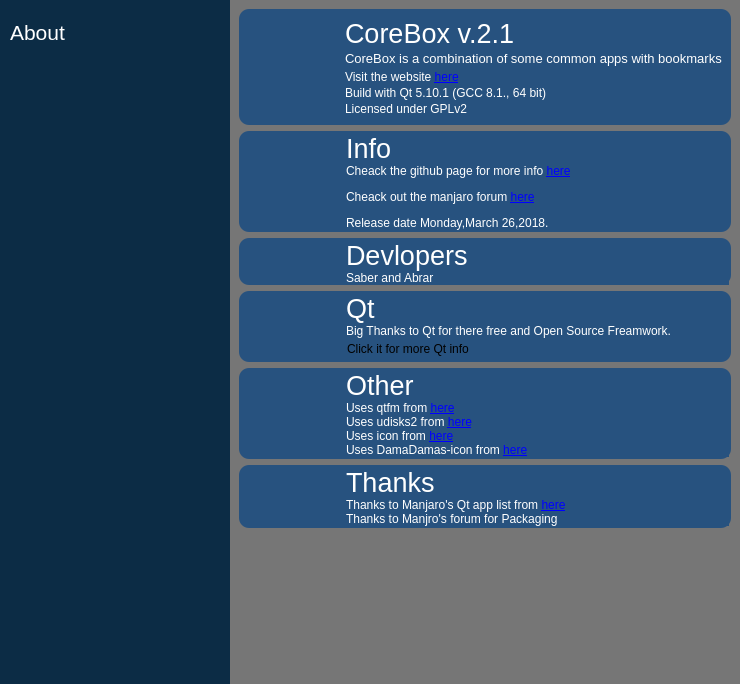
The window that app/about/about.ui (rahmanshaber/corebox) describes before a commit, drawn with Qt 5.
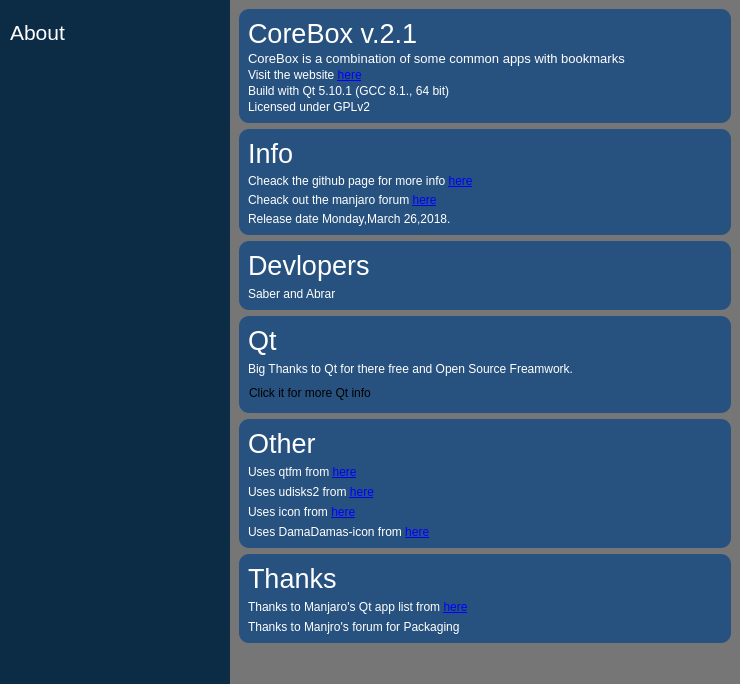
The same window after the commit. Icons and pictures are not drawn.

```diff
--- a/app/about/about.ui
+++ b/app/about/about.ui
@@ -181,68 +181,14 @@
          <property name="verticalSpacing">
           <number>2</number>
          </property>
-         <item row="0" column="0" rowspan="6">
-          <widget class="QPushButton" name="pushButton">
-           <property name="maximumSize">
-            <size>
-             <width>100</width>
-             <height>100</height>
-            </size>
-           </property>
-           <property name="text">
-            <string/>
-           </property>
-           <property name="icon">
-            <iconset resource="../icons.qrc">
-             <normaloff>:/icons/Box.svg</normaloff>:/icons/Box.svg</iconset>
-           </property>
-           <property name="iconSize">
-            <size>
-             <width>100</width>
-             <height>100</height>
-            </size>
-           </property>
-           <property name="flat">
-            <bool>true</bool>
-           </property>
-          </widget>
-         </item>
-         <item row="1" column="1">
-          <widget class="QLabel" name="label_2">
-           <property name="font">
-            <font>
-             <pointsize>10</pointsize>
-            </font>
-           </property>
-           <property name="text">
-            <string>CoreBox is a combination of some common apps with bookmarks</string>
-           </property>
-          </widget>
-         </item>
-         <item row="3" column="1">
-          <widget class="QLabel" name="label_19">
-           <property name="text">
-            <string>&lt;html&gt;&lt;head/&gt;&lt;body&gt;&lt;p&gt;Visit the website &lt;a href=&quot;https://github.com/rahmanshaber/corebox&quot;&gt;&lt;span style=&quot; text-decoration: underline; color:#0000ff;&quot;&gt;here&lt;/span&gt;&lt;/a&gt;&lt;/p&gt;&lt;/body&gt;&lt;/html&gt;</string>
-           </property>
-           <property name="margin">
-            <number>0</number>
-           </property>
-           <property name="indent">
-            <number>0</number>
-           </property>
-           <property name="openExternalLinks">
-            <bool>true</bool>
-           </property>
-          </widget>
-         </item>
-         <item row="5" column="1">
+         <item row="4" column="0">
           <widget class="QLabel" name="label_4">
            <property name="text">
             <string>Licensed under GPLv2</string>
            </property>
           </widget>
          </item>
-         <item row="0" column="1">
+         <item row="0" column="0">
           <widget class="QLabel" name="label">
            <property name="font">
             <font>
@@ -257,7 +203,35 @@
            </property>
           </widget>
          </item>
-         <item row="4" column="1">
+         <item row="1" column="0">
+          <widget class="QLabel" name="label_2">
+           <property name="font">
+            <font>
+             <pointsize>10</pointsize>
+            </font>
+           </property>
+           <property name="text">
+            <string>CoreBox is a combination of some common apps with bookmarks</string>
+           </property>
+          </widget>
+         </item>
+         <item row="2" column="0">
+          <widget class="QLabel" name="label_19">
+           <property name="text">
+            <string>&lt;html&gt;&lt;head/&gt;&lt;body&gt;&lt;p&gt;Visit the website &lt;a href=&quot;https://github.com/rahmanshaber/corebox&quot;&gt;&lt;span style=&quot; text-decoration: underline; color:#0000ff;&quot;&gt;here&lt;/span&gt;&lt;/a&gt;&lt;/p&gt;&lt;/body&gt;&lt;/html&gt;</string>
+           </property>
+           <property name="margin">
+            <number>0</number>
+           </property>
+           <property name="indent">
+            <number>0</number>
+           </property>
+           <property name="openExternalLinks">
+            <bool>true</bool>
+           </property>
+          </widget>
+         </item>
+         <item row="3" column="0">
           <widget class="QLabel" name="label_10">
            <property name="text">
             <string>Build with Qt 5.10.1 (GCC 8.1., 64 bit)</string>
@@ -268,7 +242,13 @@
        </widget>
       </item>
       <item>
-       <widget class="QFrame" name="info">
+       <widget class="QFrame" name="infos">
+        <property name="sizePolicy">
+         <sizepolicy hsizetype="Preferred" vsizetype="Minimum">
+          <horstretch>0</horstretch>
+          <verstretch>0</verstretch>
+         </sizepolicy>
+        </property>
         <property name="styleSheet">
          <string notr="true">QFrame{
 background-color: #27527F;
@@ -283,51 +263,17 @@
          <enum>QFrame::Raised</enum>
         </property>
         <layout class="QGridLayout" name="gridLayout_6">
-         <property name="leftMargin">
-          <number>2</number>
-         </property>
-         <property name="topMargin">
-          <number>2</number>
-         </property>
-         <property name="rightMargin">
-          <number>2</number>
-         </property>
-         <property name="bottomMargin">
-          <number>2</number>
-         </property>
-         <property name="horizontalSpacing">
-          <number>5</number>
-         </property>
          <property name="verticalSpacing">
-          <number>0</number>
+          <number>5</number>
          </property>
-         <item row="0" column="0" rowspan="3">
-          <widget class="QPushButton" name="pushButton_6">
-           <property name="maximumSize">
-            <size>
-             <width>100</width>
-             <height>100</height>
-            </size>
-           </property>
+         <item row="4" column="0">
+          <widget class="QLabel" name="label_21">
            <property name="text">
-            <string/>
-           </property>
-           <property name="icon">
-            <iconset resource="../icons.qrc">
-             <normaloff>:/icons/About.svg</normaloff>:/icons/About.svg</iconset>
-           </property>
-           <property name="iconSize">
-            <size>
-             <width>100</width>
-             <height>100</height>
-            </size>
-           </property>
-           <property name="flat">
-            <bool>true</bool>
+            <string>Release date Monday,March 26,2018. </string>
            </property>
           </widget>
          </item>
-         <item row="0" column="1">
+         <item row="0" column="0">
           <widget class="QLabel" name="label_16">
            <property name="font">
             <font>
@@ -339,10 +285,17 @@
            </property>
           </widget>
          </item>
-         <item row="1" column="1">
+         <item row="2" column="0">
+          <widget class="QLabel" name="label_20">
+           <property name="text">
+            <string>&lt;html&gt;&lt;head/&gt;&lt;body&gt;&lt;p&gt;Cheack the github page for more info &lt;a href=&quot;https://github.com/rahmanshaber/corebox&quot;&gt;&lt;span style=&quot; text-decoration: underline; color:#0000ff;&quot;&gt;here&lt;/span&gt;&lt;/a&gt;&lt;/p&gt;&lt;/body&gt;&lt;/html&gt;</string>
+           </property>
+          </widget>
+         </item>
+         <item row="3" column="0">
           <widget class="QLabel" name="label_18">
            <property name="text">
-            <string>&lt;html&gt;&lt;head/&gt;&lt;body&gt;&lt;p&gt;Cheack the github page for more info &lt;a href=&quot;https://github.com/rahmanshaber/corebox&quot;&gt;&lt;span style=&quot; text-decoration: underline; color:#0000ff;&quot;&gt;here&lt;/span&gt;&lt;/a&gt;&lt;/p&gt;&lt;p&gt;Cheack out the manjaro forum &lt;a href=&quot;https://forum.manjaro.org/t/checkout-this-new-app-corebox-desktop/41650/90&quot;&gt;&lt;span style=&quot; text-decoration: underline; color:#0000ff;&quot;&gt;here&lt;/span&gt;&lt;/a&gt;&lt;/p&gt;&lt;p&gt;Release date Monday,March 26,2018. &lt;/p&gt;&lt;/body&gt;&lt;/html&gt;</string>
+            <string>&lt;html&gt;&lt;head/&gt;&lt;body&gt;&lt;p&gt;Cheack out the manjaro forum &lt;a href=&quot;https://forum.manjaro.org/t/checkout-this-new-app-corebox-desktop/41650/90&quot;&gt;&lt;span style=&quot; text-decoration: underline; color:#0000ff;&quot;&gt;here&lt;/span&gt;&lt;/a&gt;&lt;/p&gt;&lt;/body&gt;&lt;/html&gt;</string>
            </property>
            <property name="margin">
             <number>0</number>
@@ -377,51 +330,7 @@
          <number>0</number>
         </property>
         <layout class="QGridLayout" name="gridLayout_2">
-         <property name="leftMargin">
-          <number>2</number>
-         </property>
-         <property name="topMargin">
-          <number>2</number>
-         </property>
-         <property name="rightMargin">
-          <number>2</number>
-         </property>
-         <property name="bottomMargin">
-          <number>0</number>
-         </property>
-         <property name="horizontalSpacing">
-          <number>5</number>
-         </property>
-         <property name="verticalSpacing">
-          <number>0</number>
-         </property>
-         <item row="0" column="0" rowspan="3">
-          <widget class="QPushButton" name="devloper">
-           <property name="maximumSize">
-            <size>
-             <width>100</width>
-             <height>100</height>
-            </size>
-           </property>
-           <property name="text">
-            <string/>
-           </property>
-           <property name="icon">
-            <iconset resource="../icons.qrc">
-             <normaloff>:/icons/devloper.svg</normaloff>:/icons/devloper.svg</iconset>
-           </property>
-           <property name="iconSize">
-            <size>
-             <width>100</width>
-             <height>100</height>
-            </size>
-           </property>
-           <property name="flat">
-            <bool>true</bool>
-           </property>
-          </widget>
-         </item>
-         <item row="0" column="1">
+         <item row="0" column="0">
           <widget class="QLabel" name="label_11">
            <property name="font">
             <font>
@@ -433,7 +342,7 @@
            </property>
           </widget>
          </item>
-         <item row="1" column="1">
+         <item row="1" column="0">
           <widget class="QLabel" name="label_12">
            <property name="text">
             <string>Saber and Abrar</string>
@@ -459,58 +368,14 @@
          <enum>QFrame::Raised</enum>
         </property>
         <layout class="QGridLayout" name="gridLayout">
-         <property name="leftMargin">
-          <number>2</number>
-         </property>
-         <property name="topMargin">
-          <number>2</number>
-         </property>
-         <property name="rightMargin">
-          <number>2</number>
-         </property>
-         <property name="bottomMargin">
-          <number>2</number>
-         </property>
-         <property name="horizontalSpacing">
-          <number>5</number>
-         </property>
-         <property name="verticalSpacing">
-          <number>0</number>
-         </property>
-         <item row="0" column="0" rowspan="4">
-          <widget class="QPushButton" name="devloper_2">
-           <property name="maximumSize">
-            <size>
-             <width>100</width>
-             <height>100</height>
-            </size>
-           </property>
-           <property name="text">
-            <string/>
-           </property>
-           <property name="icon">
-            <iconset resource="../icons.qrc">
-             <normaloff>:/icons/QT.svg</normaloff>:/icons/QT.svg</iconset>
-           </property>
-           <property name="iconSize">
-            <size>
-             <width>100</width>
-             <height>100</height>
-            </size>
-           </property>
-           <property name="flat">
-            <bool>true</bool>
-           </property>
-          </widget>
-         </item>
-         <item row="1" column="1">
+         <item row="1" column="0">
           <widget class="QLabel" name="label_9">
            <property name="text">
             <string>Big Thanks to Qt for there free and Open Source Freamwork.</string>
            </property>
           </widget>
          </item>
-         <item row="0" column="1">
+         <item row="0" column="0">
           <widget class="QLabel" name="label_5">
            <property name="font">
             <font>
@@ -522,7 +387,7 @@
            </property>
           </widget>
          </item>
-         <item row="2" column="1">
+         <item row="2" column="0">
           <widget class="QPushButton" name="aboutqt">
            <property name="autoFillBackground">
             <bool>false</bool>
@@ -558,69 +423,7 @@
          <enum>QFrame::Raised</enum>
         </property>
         <layout class="QGridLayout" name="gridLayout_4">
-         <property name="leftMargin">
-          <number>2</number>
-         </property>
-         <property name="topMargin">
-          <number>2</number>
-         </property>
-         <property name="rightMargin">
-          <number>2</number>
-         </property>
-         <property name="bottomMargin">
-          <number>2</number>
-         </property>
-         <property name="horizontalSpacing">
-          <number>5</number>
-         </property>
-         <property name="verticalSpacing">
-          <number>0</number>
-         </property>
-         <item row="0" column="1">
-          <widget class="QLabel" name="label_7">
-           <property name="font">
-            <font>
-             <pointsize>20</pointsize>
-            </font>
-           </property>
-           <property name="text">
-            <string>Other</string>
-           </property>
-          </widget>
-         </item>
-         <item row="4" column="1">
-          <widget class="QLabel" name="label_8">
-           <property name="text">
-            <string>&lt;html&gt;&lt;head/&gt;&lt;body&gt;&lt;p&gt;Uses DamaDamas-icon from &lt;a href=&quot;https://github.com/sonakinci41/DamaDamas-icon-theme&quot;&gt;&lt;span style=&quot; text-decoration: underline; color:#0000ff;&quot;&gt;here&lt;/span&gt;&lt;/a&gt;&lt;/p&gt;&lt;/body&gt;&lt;/html&gt;</string>
-           </property>
-           <property name="margin">
-            <number>0</number>
-           </property>
-           <property name="indent">
-            <number>0</number>
-           </property>
-           <property name="openExternalLinks">
-            <bool>true</bool>
-           </property>
-          </widget>
-         </item>
-         <item row="2" column="1">
-          <widget class="QLabel" name="label_3">
-           <property name="text">
-            <string>&lt;html&gt;&lt;head/&gt;&lt;body&gt;&lt;p&gt;Uses udisks2 from &lt;a href=&quot;https://github.com/cmdrkotori/udisks2&quot;&gt;&lt;span style=&quot; text-decoration: underline; color:#0000ff;&quot;&gt;here&lt;/span&gt;&lt;/a&gt;&lt;/p&gt;&lt;/body&gt;&lt;/html&gt;</string>
-           </property>
-           <property name="margin">
-            <number>0</number>
-           </property>
-           <property name="indent">
-            <number>0</number>
-           </property>
-           <property name="openExternalLinks">
-            <bool>true</bool>
-           </property>
-          </widget>
-         </item>
-         <item row="1" column="1">
+         <item row="1" column="0">
           <widget class="QLabel" name="label_6">
            <property name="text">
             <string>&lt;html&gt;&lt;head/&gt;&lt;body&gt;&lt;p&gt;Uses qtfm from &lt;a href=&quot;https://github.com/RomanVolak/qtfm&quot;&gt;&lt;span style=&quot; text-decoration: underline; color:#0000ff;&quot;&gt;here&lt;/span&gt;&lt;/a&gt;&lt;/p&gt;&lt;/body&gt;&lt;/html&gt;</string>
@@ -636,39 +439,57 @@
            </property>
           </widget>
          </item>
-         <item row="0" column="0" rowspan="5">
-          <widget class="QPushButton" name="pushButton_4">
-           <property name="maximumSize">
-            <size>
-             <width>100</width>
-             <height>100</height>
-            </size>
-           </property>
-           <property name="text">
-            <string/>
-           </property>
-           <property name="icon">
-            <iconset resource="../icons.qrc">
-             <normaloff>:/icons/other.svg</normaloff>:/icons/other.svg</iconset>
-           </property>
-           <property name="iconSize">
-            <size>
-             <width>100</width>
-             <height>100</height>
-            </size>
-           </property>
-           <property name="flat">
-            <bool>true</bool>
-           </property>
-          </widget>
-         </item>
-         <item row="3" column="1">
+         <item row="3" column="0">
           <widget class="QLabel" name="label_13">
            <property name="text">
             <string>&lt;html&gt;&lt;head/&gt;&lt;body&gt;&lt;p&gt;Uses icon from &lt;a href=&quot;https://material.io/icons/&quot;&gt;&lt;span style=&quot; text-decoration: underline; color:#0000ff;&quot;&gt;here&lt;/span&gt;&lt;/a&gt;&lt;/p&gt;&lt;/body&gt;&lt;/html&gt;</string>
            </property>
           </widget>
          </item>
+         <item row="2" column="0">
+          <widget class="QLabel" name="label_3">
+           <property name="text">
+            <string>&lt;html&gt;&lt;head/&gt;&lt;body&gt;&lt;p&gt;Uses udisks2 from &lt;a href=&quot;https://github.com/cmdrkotori/udisks2&quot;&gt;&lt;span style=&quot; text-decoration: underline; color:#0000ff;&quot;&gt;here&lt;/span&gt;&lt;/a&gt;&lt;/p&gt;&lt;/body&gt;&lt;/html&gt;</string>
+           </property>
+           <property name="margin">
+            <number>0</number>
+           </property>
+           <property name="indent">
+            <number>0</number>
+           </property>
+           <property name="openExternalLinks">
+            <bool>true</bool>
+           </property>
+          </widget>
+         </item>
+         <item row="0" column="0">
+          <widget class="QLabel" name="label_7">
+           <property name="font">
+            <font>
+             <pointsize>20</pointsize>
+            </font>
+           </property>
+           <property name="text">
+            <string>Other</string>
+           </property>
+          </widget>
+         </item>
+         <item row="4" column="0">
+          <widget class="QLabel" name="label_8">
+           <property name="text">
+            <string>&lt;html&gt;&lt;head/&gt;&lt;body&gt;&lt;p&gt;Uses DamaDamas-icon from &lt;a href=&quot;https://github.com/sonakinci41/DamaDamas-icon-theme&quot;&gt;&lt;span style=&quot; text-decoration: underline; color:#0000ff;&quot;&gt;here&lt;/span&gt;&lt;/a&gt;&lt;/p&gt;&lt;/body&gt;&lt;/html&gt;</string>
+           </property>
+           <property name="margin">
+            <number>0</number>
+           </property>
+           <property name="indent">
+            <number>0</number>
+           </property>
+           <property name="openExternalLinks">
+            <bool>true</bool>
+           </property>
+          </widget>
+         </item>
         </layout>
        </widget>
       </item>
@@ -688,25 +509,7 @@
          <enum>QFrame::Raised</enum>
         </property>
         <layout class="QGridLayout" name="gridLayout_5">
-         <property name="leftMargin">
-          <number>2</number>
-         </property>
-         <property name="topMargin">
-          <number>2</number>
-         </property>
-         <property name="rightMargin">
-          <number>2</number>
-         </property>
-         <property name="bottomMargin">
-          <number>2</number>
-         </property>
-         <property name="horizontalSpacing">
-          <number>5</number>
-         </property>
-         <property name="verticalSpacing">
-          <number>0</number>
-         </property>
-         <item row="0" column="1">
+         <item row="0" column="0">
           <widget class="QLabel" name="label_14">
            <property name="font">
             <font>
@@ -718,55 +521,29 @@
            </property>
           </widget>
          </item>
-         <item row="0" column="0" rowspan="4">
-          <widget class="QPushButton" name="pushButton_5">
-           <property name="maximumSize">
-            <size>
-             <width>100</width>
-             <height>100</height>
-            </size>
-           </property>
-           <property name="text">
-            <string/>
-           </property>
-           <property name="icon">
-            <iconset resource="../icons.qrc">
-             <normaloff>:/icons/videogames.svg</normaloff>:/icons/videogames.svg</iconset>
-           </property>
-           <property name="iconSize">
-            <size>
-             <width>100</width>
-             <height>100</height>
-            </size>
-           </property>
-           <property name="flat">
-            <bool>true</bool>
-           </property>
-          </widget>
-         </item>
-         <item row="1" column="1">
-          <widget class="QLabel" name="label_17">
-           <property name="text">
-            <string>&lt;html&gt;&lt;head/&gt;&lt;body&gt;&lt;p&gt;Thanks to Manjaro's Qt app list from &lt;a href=&quot;https://wiki.manjaro.org/index.php?title=List_of_Qt_Applications&quot;&gt;&lt;span style=&quot; text-decoration: underline; color:#0000ff;&quot;&gt;here&lt;/span&gt;&lt;/a&gt;&lt;/p&gt;&lt;/body&gt;&lt;/html&gt;</string>
-           </property>
-           <property name="margin">
-            <number>0</number>
-           </property>
-           <property name="indent">
-            <number>0</number>
-           </property>
-           <property name="openExternalLinks">
-            <bool>true</bool>
-           </property>
-          </widget>
-         </item>
-         <item row="2" column="1">
+         <item row="2" column="0">
           <widget class="QLabel" name="label_15">
            <property name="text">
             <string>Thanks to Manjro's forum for Packaging</string>
            </property>
           </widget>
          </item>
+         <item row="1" column="0">
+          <widget class="QLabel" name="label_17">
+           <property name="text">
+            <string>&lt;html&gt;&lt;head/&gt;&lt;body&gt;&lt;p&gt;Thanks to Manjaro's Qt app list from &lt;a href=&quot;https://wiki.manjaro.org/index.php?title=List_of_Qt_Applications&quot;&gt;&lt;span style=&quot; text-decoration: underline; color:#0000ff;&quot;&gt;here&lt;/span&gt;&lt;/a&gt;&lt;/p&gt;&lt;/body&gt;&lt;/html&gt;</string>
+           </property>
+           <property name="margin">
+            <number>0</number>
+           </property>
+           <property name="indent">
+            <number>0</number>
+           </property>
+           <property name="openExternalLinks">
+            <bool>true</bool>
+           </property>
+          </widget>
+         </item>
         </layout>
        </widget>
       </item>
```
Left out of the diff: 6 changed lines with no effect on the pictures.
